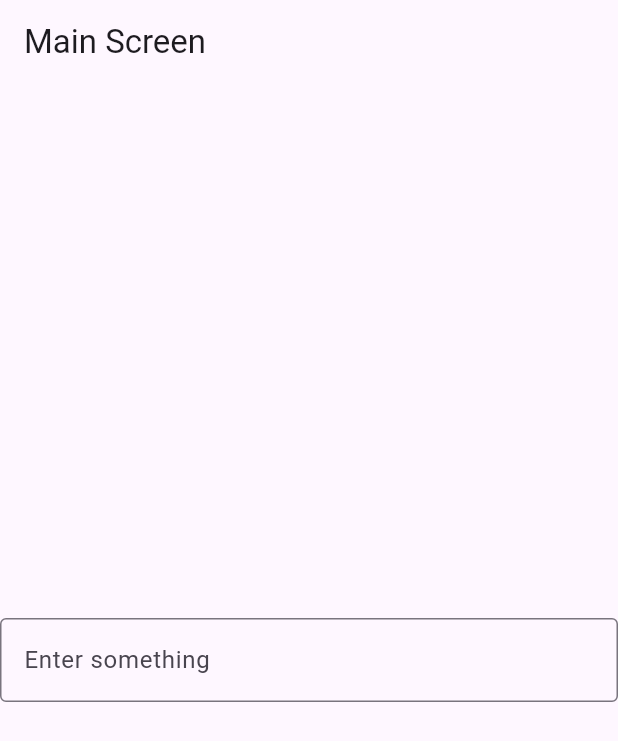
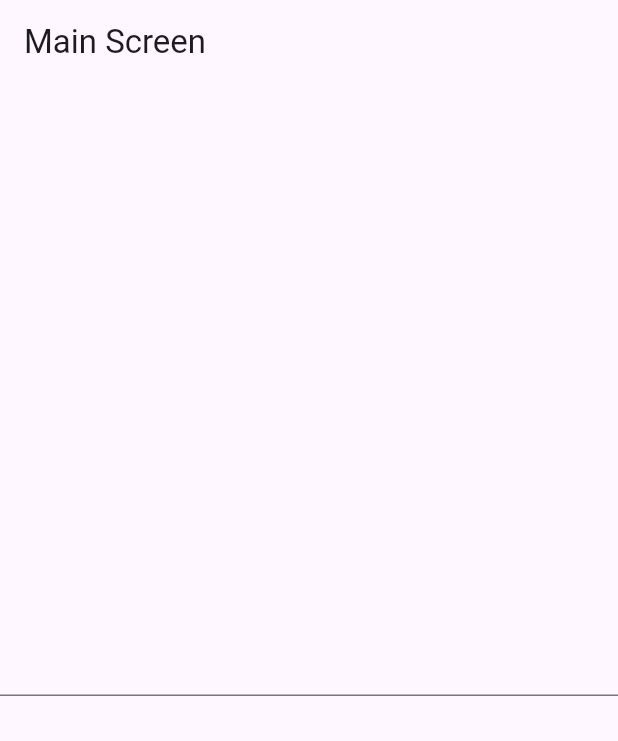
Before and after one commit to Castropy/trainingbackend, a Flutter app: the screen it shows after launch, on a phone screen of 412 x 824 dp. Shown: the top 741 px of the screen. Run offline on Flutter 3.47's test engine with Material 3 defaults, Android fonts, the phone set to English and light mode, and no system bars.

Commit message:
Llamando el widget TextFormField a main_screen

```diff
--- a/lib/screens/main_screen.dart
+++ b/lib/screens/main_screen.dart
@@ -1,4 +1,5 @@
 import 'package:flutter/material.dart';
+import 'package:training_backend/widget/text_form_fields.dart';
 
 class MainScreen extends StatelessWidget {
   const MainScreen({super.key});
@@ -11,12 +12,7 @@ class MainScreen extends StatelessWidget {
       ),
 
       body: Center(
-        child: TextFormField(
-          decoration: InputDecoration(
-            labelText: 'Enter something',
-            border: OutlineInputBorder(),
-          ),
-        ),
+        child: CustomTextFormFields(),
       ),
     );
   }
```
